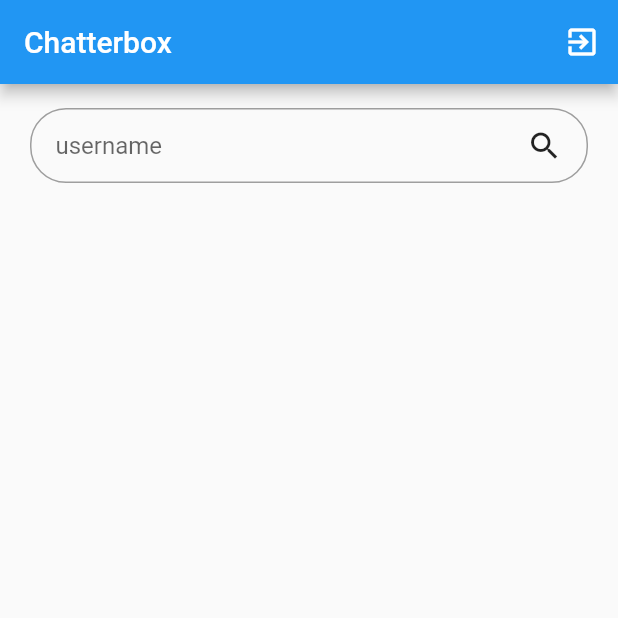
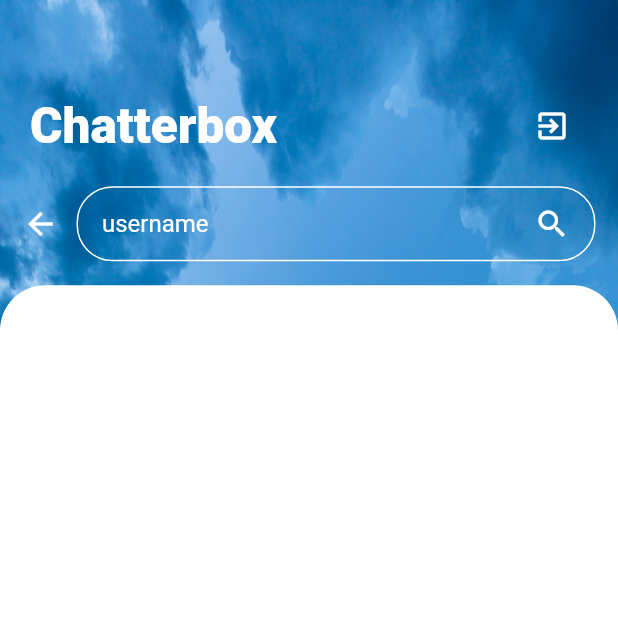
Before and after one commit to vikrantyadav7/chatter_box, a Flutter app: the HomeScreen screen opened by its route, after a tap on the "search" icon, on a phone screen of 412 x 824 dp, the top half of it. Run offline on Flutter 3.47's test engine with Material 2 defaults, Android fonts, the phone set to English and light mode, and no system bars; our stand-ins replace cloud_firestore, firebase_auth, firebase_core, google_sign_in, random_string, shared_preferences; accounts and stored records are empty; Roboto replaces fonts that are missing (Qahiri).

Commit message:
first commit

```diff
--- /dev/null
+++ b/lib/components/mainContainer.dart
@@ -0,0 +1,17 @@
+import 'package:flutter/material.dart';
+class MainContainer extends StatelessWidget {
+  MainContainer({required this.height ,required this.child});
+ final Widget? child;
+ final double? height ;
+  @override
+  Widget build(BuildContext context) {
+    return Container(child:child ,
+      padding: EdgeInsets.symmetric(horizontal: 20),
+      height: height,
+      decoration: BoxDecoration(
+          color: Colors.white,
+          borderRadius: BorderRadius.only(topRight: Radius.circular(30),topLeft: Radius.circular(30),)
+      ),
+    );
+  }
+}
--- a/lib/helperServices/gettingThings.dart
+++ b/lib/helperServices/gettingThings.dart
@@ -6,6 +6,7 @@ import 'package:flutter/cupertino.dart';
 import 'package:flutter/material.dart';
 import 'package:random_string/random_string.dart';
 bool isSearching = false;
+
 String chatRoomId = '',
     messageId= '',
     myName = '' ,
@@ -24,6 +25,7 @@ class GetThings{
 
     myUserName = (await SharedPreferenceHelper().getUserName())!;
        print('USERNAME MIL GYA $myUserName');
+
   }
 
   getChatRoomIdByUserName(String a ,b){
@@ -37,7 +39,6 @@ class GetThings{
 
   Widget chatRoomsLists() {
     return StreamBuilder<QuerySnapshot>(
-
         stream:  FirebaseFirestore.instance
             .collection('chatrooms').orderBy("lastMessageSendTs", descending: true)
             .where("users", arrayContains:myUserName)
@@ -51,11 +52,9 @@ class GetThings{
 
                 return  ChatRoomListTile(ds['lastMessage'], ds.id,myUserName! );
 
-
               }) : Center(child: CircularProgressIndicator());
         }) ;
   }
-
 
 
 
@@ -74,6 +73,25 @@ class GetThings{
                 DocumentSnapshot ds = snapshot.data!.docs[index];
                 return
                 Tiles().searchListUserTile(ds['profileURL'], ds['name'], ds['email'], ds['username'], context) ;
+
+              }) : Center(child: CircularProgressIndicator());
+        }) ;
+  }
+
+  Widget usersList(){
+    return
+      StreamBuilder<QuerySnapshot>(
+        stream:  FirebaseFirestore.instance
+            .collection('users')
+            .snapshots(),
+        builder: (context, snapshot){
+          return snapshot.hasData ? ListView.builder(
+            scrollDirection: Axis.horizontal,
+              itemCount: snapshot.data?.docs.length,
+              itemBuilder: (context,index){
+                DocumentSnapshot ds = snapshot.data!.docs[index];
+                return
+                Tiles().usersTile(ds['profileURL'], ds['username'], context);
 
               }) : Center(child: CircularProgressIndicator());
         }) ;
--- a/lib/screens/home.dart
+++ b/lib/screens/home.dart
@@ -1,10 +1,13 @@
 import 'dart:async';
+import 'package:chatter_box/components/mainContainer.dart';
 import 'package:chatter_box/helperServices/auth.dart';
 import 'package:chatter_box/helperServices/database.dart';
 import 'package:chatter_box/helperServices/gettingThings.dart';
 import 'package:chatter_box/screens/welcome_screen.dart';
+
 import 'package:flutter/cupertino.dart';
 import 'package:flutter/material.dart';
+
 
 
 
@@ -27,7 +30,7 @@ class _HomeScreenState extends State<HomeScreen>with SingleTickerProviderStateMi
 
     Stream? userStream , chatRoomStream ,usersStream ;
   TextEditingController searchUsernameEditingController = TextEditingController();
-
+  bool search = false;
 
 
   onSearchButtonClick()async{
@@ -42,21 +45,6 @@ class _HomeScreenState extends State<HomeScreen>with SingleTickerProviderStateMi
      GetThings().getMyInfoFromPhone();
     });
   }
-
-
-
-
-
-
-
-
-
-
-
-
-
-
-
  Future getChatRooms() async{
    print('Get cHAT ROOM HAS BEEN CALLED');
    return
@@ -72,44 +60,49 @@ class _HomeScreenState extends State<HomeScreen>with SingleTickerProviderStateMi
   @override
   Widget build(BuildContext context) {
     return Scaffold(
-        appBar: AppBar(
-      automaticallyImplyLeading: false,
-         title: Text('Chatterbox'),
-        actions: [
+
+
+     body:  Container(
+      decoration: BoxDecoration(image: DecorationImage(image: AssetImage('images/chart.jpg'),fit: BoxFit.fill)),
+      height: screenHeight(context,dividedBy: 1),
+
+      child: Column(
+        mainAxisAlignment: MainAxisAlignment.end,
+        children: [
+          Padding(
+            padding: const EdgeInsets.symmetric(horizontal: 20.0),
+            child: Row(mainAxisAlignment: MainAxisAlignment.spaceBetween,
+              children: [
+                Text('Chatterbox',style: TextStyle(color: Colors.white,fontSize:33,fontWeight: FontWeight.w900 ,fontFamily: 'Qahiri'),),
                 IconButton(onPressed: (){ AuthMethods().signOut().then((value) {
 
                              Navigator.pushNamed(context, WelcomeScreen.id);});
                            },
-              icon: Icon(Icons.exit_to_app))
-        ],
-
+                    icon: Icon(Icons.exit_to_app,color: Colors.white,))
+                         ],),
           ),
-
-    body:  Container(height: screenHeight(context,dividedBy: 1),
-                margin: EdgeInsets.symmetric(horizontal: 20),
-                child: Column(
+          search ? Padding(
+            padding: const EdgeInsets.symmetric(horizontal: 15),
+            child: Row(
               children: [
-                  Row(
-                     children: [
-                      isSearching
-                   ? GestureDetector(
+                 GestureDetector(
                   onTap: () {
                     isSearching = false;
                     searchUsernameEditingController.text = "";
                     setState(() {});
+                    search = false;
                   },
                   child: Padding(
                       padding: EdgeInsets.only(right: 12),
-                         child: Icon(Icons.arrow_back)),
-                     )
-                            : Container(),
+                      child: Icon(Icons.arrow_back,color: Colors.white,)),
+                ) ,
                 Expanded(
                   child: Container(
                     margin: EdgeInsets.symmetric(vertical: 16),
                     padding: EdgeInsets.symmetric(horizontal: 16),
                     decoration: BoxDecoration(
                         border: Border.all(
-                          color: Colors.grey,
+                            color: Colors.white,
                             width: 1,
                             style: BorderStyle.solid),
                         borderRadius: BorderRadius.circular(24)),
@@ -117,30 +110,56 @@ class _HomeScreenState extends State<HomeScreen>with SingleTickerProviderStateMi
                       children: [
                         Expanded(
                             child: TextField(
+                              style: TextStyle(color: Colors.white),
+                              textInputAction: TextInputAction.go,
+                              onSubmitted: (value){
+                                onSearchButtonClick();
+
+                              },
                               controller: searchUsernameEditingController,
                               decoration: InputDecoration(
+                                hintStyle: TextStyle(color: Colors.white),
                                   border: InputBorder.none, hintText: "username"),
                             )),
-                                 GestureDetector(
-                                        onTap: () {
-
+                        GestureDetector( onTap: () {
                           print(searchUsernameEditingController);
                           setState(() {
-
                             if (searchUsernameEditingController.text != "")
                             {onSearchButtonClick();}
                           });
-
-
                         },
-                                  child: Icon(Icons.search))
+                            child: Icon(Icons.search,color: Colors.white,))
                       ],
                     ),
                   ),
                 ),
               ],
+
             ),
-                             isSearching ? GetThings().searchUserLists(searchUsernameEditingController) : GetThings().chatRoomsLists(),
+          ) : Padding(
+            padding: const EdgeInsets.symmetric(horizontal: 10),
+            child: Row(mainAxisAlignment: MainAxisAlignment.spaceAround,
+              children: [
+                Container(height: 40,width: 40,
+                  decoration:
+                  BoxDecoration(borderRadius: BorderRadius.circular(40),
+                  color: Colors.white.withOpacity(0.5)
+                  ),
+                  child: IconButton(onPressed: (){setState(() {
+                    search = true;
+                  }); }, icon: Icon(Icons.search,color: Colors.white)),
+                ),
+
+                SizedBox(width: 250,height: 60,
+                    child: GetThings().usersList()),
+              ],
+            ),
+          ),
+          isSearching ? MainContainer(height: screenHeight(context,dividedBy: 1.3), child: GetThings().searchUserLists(searchUsernameEditingController)) :
+
+          Flexible(
+            child: MainContainer(height:screenHeight(context,dividedBy: 1.3) ,child:  GetThings().chatRoomsLists(),)
+          ),
 
 
 
--- a/pubspec.yaml
+++ b/pubspec.yaml
@@ -60,10 +60,7 @@
 #  # "family" key with the font family name, and a "fonts" key with a
 #  # list giving the asset and other descriptors for the font. For
 #  # example:
-#  # fonts:
-#  #   - family: Schyler
-#  #     fonts:
-#  #       - asset: fonts/Schyler-Regular.ttf
+
 #  #       - asset: fonts/Schyler-Italic.ttf
 #  #         style: italic
 #  #   - family: Trajan Pro
@@ -95,6 +92,7 @@ dependencies:
   random_string: ^2.2.0-nullsafety
   flutter_launcher_icons: ^0.9.0
   async_builder: ^1.2.0
+  google_fonts: ^2.1.0
 
 
 
```
Also changed, not shown: lib/components/tiles.dart (+36 -17 lines), lib/screens/chatting.dart (+9 -11 lines), fonts/OtomanopeeOne-Regular.ttf (added), fonts/Qahiri-Regular.ttf (added), pubspec.lock. Lines whose indentation alone changed are shown as unchanged.
